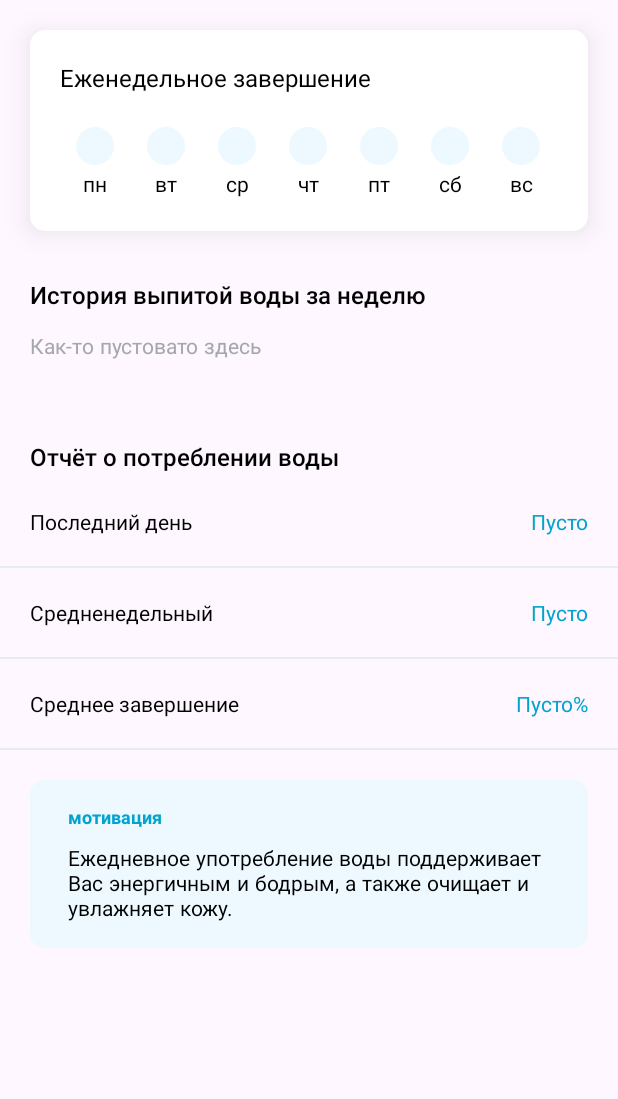
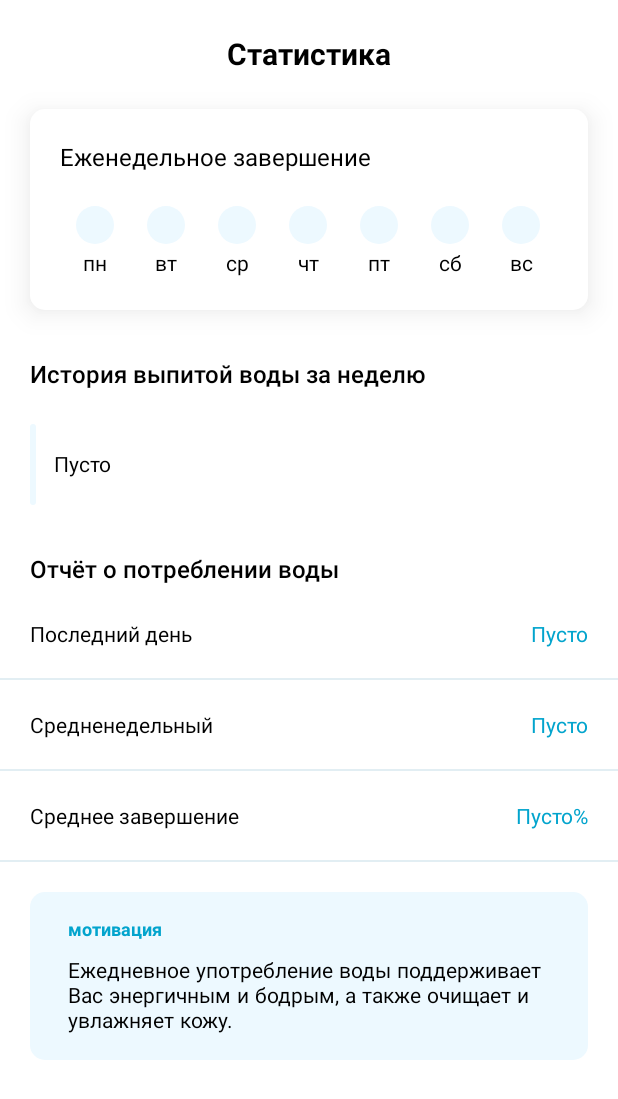
Before and after one commit to HutsonR/WatterCount, an Android app: the layout fragment_statistic.xml on its own in the app's theme, with its tools: preview values and no code run, on a phone screen of 412 x 824 dp. Shown: the top 1099 px of the screen. Run offline under Robolectric (Android 15) with nearby library versions, the phone set to English and light mode, and no system bars.

Commit message:
interface refinement

```diff
--- a/app/src/main/java/com/example/wattercount/Fragments/StatisticFragment.kt
+++ b/app/src/main/java/com/example/wattercount/Fragments/StatisticFragment.kt
@@ -33,7 +33,11 @@ class StatisticFragment : Fragment() {
     ): View? {
         binding = FragmentStatisticBinding.inflate(inflater)
         return binding.root
+    }
 
+    override fun onViewCreated(view: View, savedInstanceState: Bundle?) {
+        super.onViewCreated(view, savedInstanceState)
+        database = AppDatabase.getInstance(requireContext())
         CoroutineScope(Dispatchers.Main).launch {
 //            database.statsItemDao().deleteAll()
             recoverStatsList()
@@ -51,11 +55,6 @@ class StatisticFragment : Fragment() {
         }
     }
 
-    override fun onViewCreated(view: View, savedInstanceState: Bundle?) {
-        super.onViewCreated(view, savedInstanceState)
-        database = AppDatabase.getInstance(requireContext())
-    }
-
     companion object {
         @JvmStatic
         fun newInstance() = StatisticFragment()
@@ -69,9 +68,9 @@ class StatisticFragment : Fragment() {
         recyclerView.adapter = adapter
 
         if (dataStatsList.isEmpty()) {
-            binding.statsHistoryTitleBlank.visibility = View.VISIBLE
+            binding.statsHistoryBlank.visibility = View.VISIBLE
         } else {
-            binding.statsHistoryTitleBlank.visibility = View.GONE
+            binding.statsHistoryBlank.visibility = View.GONE
         }
     }
 
--- a/app/src/main/res/layout/fragment_home.xml
+++ b/app/src/main/res/layout/fragment_home.xml
@@ -22,7 +22,7 @@
                 android:textColor="@color/black"
                 android:fontFamily="@font/montserrat_bold"
                 android:text="@string/app_name"
-                android:textSize="24sp" />
+                android:textSize="20sp" />
             <LinearLayout
                 android:layout_width="match_parent"
                 android:layout_height="wrap_content"
--- a/app/src/main/res/layout/fragment_statistic.xml
+++ b/app/src/main/res/layout/fragment_statistic.xml
@@ -3,12 +3,27 @@
     xmlns:tools="http://schemas.android.com/tools"
     android:layout_width="match_parent"
     android:layout_height="match_parent"
+    android:background="@color/backgroundMain"
     tools:context=".Fragments.StatisticFragment">
+
+    <androidx.core.widget.NestedScrollView
+        android:layout_width="match_parent"
+        android:layout_height="match_parent">
 
         <LinearLayout
             android:layout_width="match_parent"
             android:layout_height="match_parent"
             android:orientation="vertical">
+            <TextView
+                android:id="@+id/appName"
+                android:layout_width="wrap_content"
+                android:layout_height="wrap_content"
+                android:layout_gravity="center"
+                android:layout_marginTop="20dp"
+                android:textColor="@color/black"
+                android:fontFamily="@font/montserrat_bold"
+                android:text="@string/statistic_activity_title"
+                android:textSize="20sp" />
             <LinearLayout
                 android:layout_width="match_parent"
                 android:layout_height="wrap_content"
@@ -196,24 +211,37 @@
                 android:textSize="16sp"
                 android:textColor="@color/black"
                 android:layout_marginLeft="20dp"
+                android:layout_marginBottom="20dp"
                 android:fontFamily="@font/montserrat_medium"/>
-        <TextView
-            android:id="@+id/stats_history_title_blank"
+
+            <LinearLayout
+                android:id="@+id/statsHistoryBlank"
+                android:layout_marginLeft="20dp"
+                android:layout_marginRight="20dp"
                 android:layout_width="wrap_content"
                 android:layout_height="wrap_content"
-            android:text="Как-то пустовато здесь"
-            android:textSize="14sp"
-            android:layout_marginTop="10dp"
-            android:textColor="@color/textGray"
-            android:layout_marginLeft="20dp"
-            android:fontFamily="@font/montserrat"/>
+                android:orientation="horizontal"
+                android:gravity="center_vertical">
+                <ImageView
+                    android:id="@+id/stats_stick"
+                    android:background="@drawable/statistic_stick_background_inactive"
+                    android:layout_width="4sp"
+                    android:layout_height="match_parent"/>
+                <TextView
+                    android:layout_marginVertical="16dp"
+                    android:layout_width="140dp"
+                    android:layout_marginHorizontal="12dp"
+                    android:layout_height="wrap_content"
+                    android:textColor="@color/black"
+                    android:fontFamily="@font/montserrat"
+                    android:text="Пусто" />
+            </LinearLayout>
 
             <androidx.recyclerview.widget.RecyclerView
                 android:id="@+id/recycleStats"
                 android:orientation="horizontal"
                 android:layout_marginLeft="20dp"
                 android:layout_marginRight="20dp"
-            android:layout_marginTop="20dp"
                 android:layout_marginBottom="30dp"
                 android:layout_width="match_parent"
                 android:layout_height="wrap_content" />
@@ -340,4 +368,6 @@
             </LinearLayout>
         </LinearLayout>
 
+    </androidx.core.widget.NestedScrollView>
+
 </FrameLayout>
```
Lines whose indentation alone changed are shown as unchanged.
